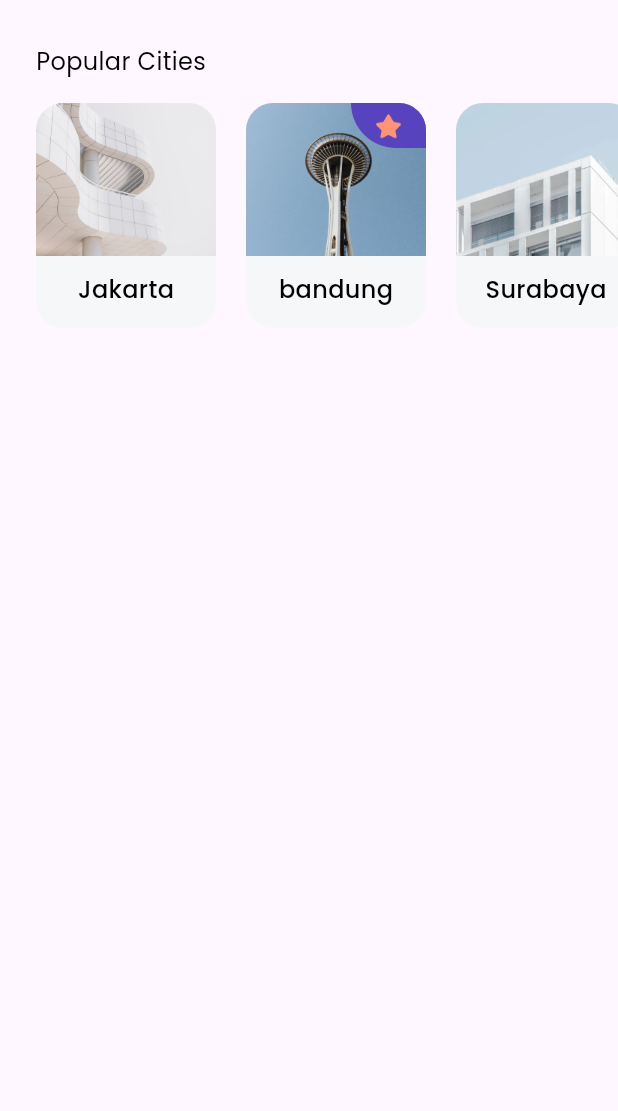
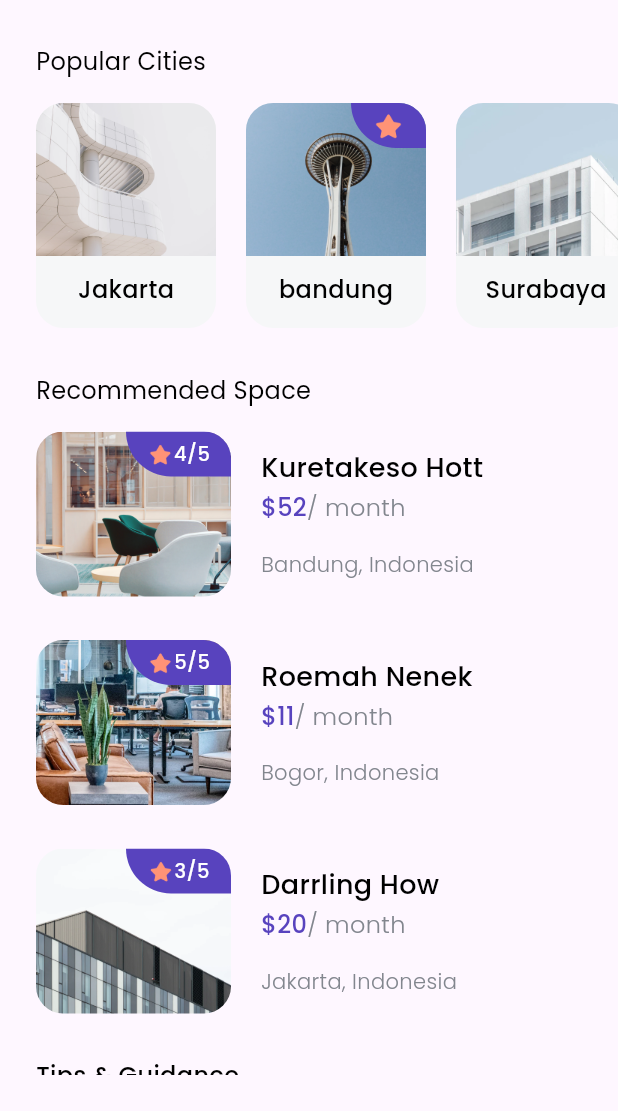
Before and after one commit to petelpop/CozyNest, a Flutter app: the HomePage screen opened directly, on a phone screen of 412 x 824 dp, the part 125-1236 px from its top. Run offline on Flutter 3.47's test engine with Material 3 defaults, Android fonts, the phone set to English and light mode, and no system bars; our stand-ins replace google_fonts.

Commit message:
create recommended space list

```diff
--- /dev/null
+++ b/lib/models/Space.dart
@@ -0,0 +1,19 @@
+class Space {
+  int id;
+  String name;
+  String imageUrl;
+  int price;
+  String city;
+  String country;
+  int rating;
+
+  Space({
+    required this.id,
+    required this.name,
+    required this.imageUrl,
+    required this.price,
+    required this.city,
+    required this.country,
+    required this.rating,
+  });
+}
--- a/lib/pages/home_page.dart
+++ b/lib/pages/home_page.dart
@@ -1,6 +1,8 @@
 import 'package:cozy/models/City.dart';
+import 'package:cozy/models/Space.dart';
 import 'package:cozy/theme.dart';
 import 'package:cozy/widgets/city_card.dart';
+import 'package:cozy/widgets/space_card.dart';
 import 'package:flutter/material.dart';
 import 'package:flutter/widgets.dart';
 
@@ -11,10 +13,14 @@ class HomePage extends StatelessWidget {
   Widget build(BuildContext context) {
     return Scaffold(
       body: SafeArea(
+        bottom: false,
         child: Padding(
           padding: EdgeInsets.symmetric(vertical: 24),
           child: ListView(
             children: [
+
+
+              // NOTE: TITLE/HEADER
               Padding(
                 padding: EdgeInsets.only(left: 24),
                 child: Text(
@@ -34,8 +40,38 @@ class HomePage extends StatelessWidget {
                   ),
                 ),
                 ),
+
                 SizedBox(height: 30),
+                // NOTE: POPULAR CITIES
+                _titlePopularCities(),
+                SizedBox(height: 16),
+                _listPopularCities(),
+                SizedBox(height: 30),
+                //NOTE:RECOMMENDED SPACE
+                _titleSpace(),
+                SizedBox(height: 16),
+                _listSpace(),
+                SizedBox(height: 30),
+
+                //NOTE: TIPS & GUIDANCE
                 Padding(
+                  padding: EdgeInsets.symmetric(horizontal: 24),
+                  child: Text(
+                    'Tips & Guidance',
+                    style: blackTextStyle.copyWith(
+                      fontSize: 16
+                    ),
+                  ),
+                  )
+            ],
+          ),
+        )
+        ),
+    );
+  }
+
+  Padding _titlePopularCities() {
+    return Padding(
               padding: EdgeInsets.only(left: 24),
               child: Text(
                 'Popular Cities',
@@ -43,9 +79,11 @@ class HomePage extends StatelessWidget {
                   fontSize: 16
                 ),
               ),
-                ),
-                SizedBox(height: 16),
-                Container(
+              );
+  }
+
+  Container _listPopularCities() {
+    return Container(
                 padding: EdgeInsets.only(left: 14),
                 height: 150,
                 child: ListView(
@@ -56,11 +94,36 @@ class HomePage extends StatelessWidget {
                     CityCard(city: City(id: 3, image: 'assets/city3.png', text: 'Surabaya'))
                   ],
                 ),
-                )
+              );
+  }
 
+  Padding _listSpace() {
+    return Padding(
+                  padding: const EdgeInsets.symmetric(horizontal: 24),
+                  child: Column(
+                    children: [
+                      SpaceCard(
+                        space: Space(id: 1, name: 'Kuretakeso Hott', imageUrl: 'assets/space1.png', price: 52, city: 'Bandung', country: 'Indonesia', rating: 4),
+                      ),
+                      SizedBox(height: 29),
+                      SpaceCard(
+                        space: Space(id: 2, name: 'Roemah Nenek', imageUrl: 'assets/space2.png', price: 11, city: 'Bogor', country: 'Indonesia', rating: 5)
+                        ),
+                      SizedBox(height: 29),
+                      SpaceCard(space: Space(id: 3, name: 'Darrling How', imageUrl: 'assets/space3.png', price: 20, city: 'Jakarta', country: 'Indonesia', rating: 3)),
                     ],
                   ),
-        )
+                );
+  }
+
+  Padding _titleSpace() {
+    return Padding(
+                padding: EdgeInsets.only(left: 24),
+                child: Text(
+                  'Recommended Space',
+                  style: regularTextStyle.copyWith(
+                    fontSize: 16
+                  ),
                 ),
                 );
   }
--- a/lib/widgets/city_card.dart
+++ b/lib/widgets/city_card.dart
@@ -55,7 +55,7 @@ class CityCard extends StatelessWidget {
                   style: blackTextStyle.copyWith(
                     fontSize: 16,
                   ),
-                  )
+                )
             ],
           ),
         ),
--- /dev/null
+++ b/lib/widgets/space_card.dart
@@ -0,0 +1,98 @@
+import 'package:cozy/models/Space.dart';
+import 'package:cozy/theme.dart';
+import 'package:flutter/material.dart';
+import 'package:flutter/widgets.dart';
+
+class SpaceCard extends StatelessWidget {
+
+  final Space space;
+
+  const SpaceCard({super.key, required this.space});
+
+  @override
+  Widget build(BuildContext context) {
+    return Row(
+      children: [
+        ClipRRect(
+          borderRadius: BorderRadius.circular(18),
+          child: Container(
+            height: 110,
+            width: 130,
+            child: Stack(
+              children: [
+                Image.asset(
+                  space.imageUrl
+                ),
+                Align(
+                      alignment: Alignment.topRight,
+                      child: Container(
+                        height: 30,
+                        width: 70,
+                        decoration: BoxDecoration(
+                          color: purpleColor,
+                          borderRadius: BorderRadius.only(bottomLeft: Radius.circular(30))
+                        ),
+                        child: Center(
+                          child: Row(
+                            mainAxisAlignment: MainAxisAlignment.center,
+                            crossAxisAlignment: CrossAxisAlignment.center,
+                            children: [
+                              Image.asset(
+                                'assets/icon_star.png',
+                                width: 18,
+                                height: 18,
+                                ),
+                                Text(
+                                  '${space.rating}/5',
+                                  style: whiteTextStyle.copyWith(
+                                    fontSize: 13
+                                  ),
+                                )
+                            ],
+                          ),
+                            ),
+                      ),
+                    )
+              ]),
+          ),
+        ),
+        SizedBox(width: 20),
+        Column(
+          crossAxisAlignment: CrossAxisAlignment.start,
+          children: [
+            Text(
+              space.name,
+              style: blackTextStyle.copyWith(
+                fontSize: 18
+                ),
+              ),
+            SizedBox(height: 2),
+            Text.rich(
+              TextSpan(
+                text: '\$${space.price}',
+                style: purpleTextStyle.copyWith(
+                  fontSize: 16
+                ),
+                children: [
+                  TextSpan(
+                  text: '/ month',
+                  style: greyTextStyle.copyWith(
+                    fontSize: 16
+                  )
+                ),
+                ]
+              )
+            ),
+            SizedBox(height: 16),
+            Text(
+              '${space.city}, ${space.country}',
+              style: greyTextStyle.copyWith(
+                fontSize: 14
+              ),
+              )
+          ],
+        )
+      ],
+    );
+  }
+}
```
Lines whose indentation alone changed are shown as unchanged.
